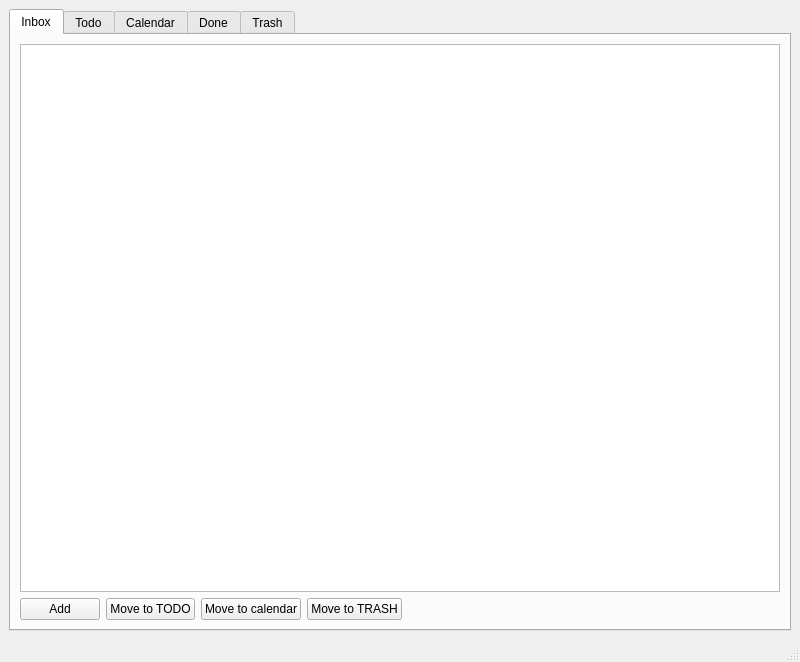
The window that GettingThingsDone/mainwindow.ui (eloranta/GettingThingsDone) describes before a commit, drawn with Qt 5.
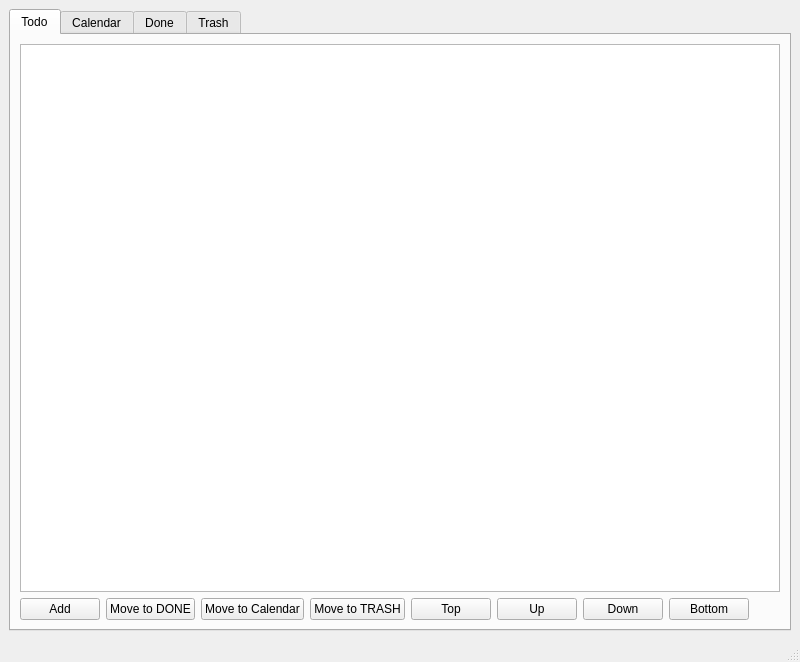
The same window after the commit. The open tabs and pages were chosen to show the change.

Commit message: remove inbox and related items

```diff
--- a/GettingThingsDone/mainwindow.ui
+++ b/GettingThingsDone/mainwindow.ui
@@ -20,86 +20,11 @@
       <property name="currentIndex">
        <number>1</number>
       </property>
-      <widget class="QWidget" name="tab">
-       <attribute name="title">
-        <string>Inbox</string>
-       </attribute>
-       <layout class="QGridLayout" name="gridLayout">
-        <item row="0" column="0">
-         <layout class="QVBoxLayout" name="verticalLayout">
-          <item>
-           <widget class="QTableView" name="inboxTableView">
-            <property name="styleSheet">
-             <string notr="true">QHeaderView::section { background-color:lightgray }</string>
-            </property>
-            <property name="selectionMode">
-             <enum>QAbstractItemView::SingleSelection</enum>
-            </property>
-            <property name="selectionBehavior">
-             <enum>QAbstractItemView::SelectRows</enum>
-            </property>
-            <attribute name="horizontalHeaderStretchLastSection">
-             <bool>true</bool>
-            </attribute>
-            <attribute name="verticalHeaderVisible">
-             <bool>false</bool>
-            </attribute>
-           </widget>
-          </item>
-          <item>
-           <layout class="QHBoxLayout" name="horizontalLayout">
-            <item>
-             <widget class="QPushButton" name="inboxAddButton">
-              <property name="text">
-               <string>Add</string>
-              </property>
-             </widget>
-            </item>
-            <item>
-             <widget class="QPushButton" name="inboxMoveToTodoButton">
-              <property name="text">
-               <string>Move to TODO</string>
-              </property>
-             </widget>
-            </item>
-            <item>
-             <widget class="QPushButton" name="inboxMoveToCalendarButton">
-              <property name="text">
-               <string>Move to calendar</string>
-              </property>
-             </widget>
-            </item>
-            <item>
-             <widget class="QPushButton" name="inboxMoveToTrashButton">
-              <property name="text">
-               <string>Move to TRASH</string>
-              </property>
-             </widget>
-            </item>
-            <item>
-             <spacer name="horizontalSpacer">
-              <property name="orientation">
-               <enum>Qt::Horizontal</enum>
-              </property>
-              <property name="sizeHint" stdset="0">
-               <size>
-                <width>40</width>
-                <height>20</height>
-               </size>
-              </property>
-             </spacer>
-            </item>
-           </layout>
-          </item>
-         </layout>
-        </item>
-       </layout>
-      </widget>
       <widget class="QWidget" name="tab_5">
        <attribute name="title">
         <string>Todo</string>
        </attribute>
-       <layout class="QGridLayout" name="gridLayout_9">
+       <layout class="QGridLayout" name="gridLayout">
         <item row="0" column="0">
          <layout class="QVBoxLayout" name="verticalLayout_2">
           <item>
```
Left out of the diff: 2 changed lines with no effect on the pictures. The commit also changes 2 other files.
